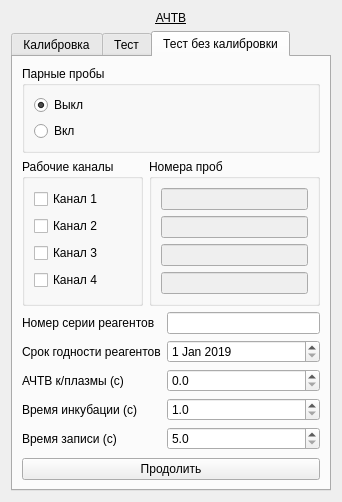
krang4d/Agrekola, file choisedialog/ko2.ui: the form before one commit.
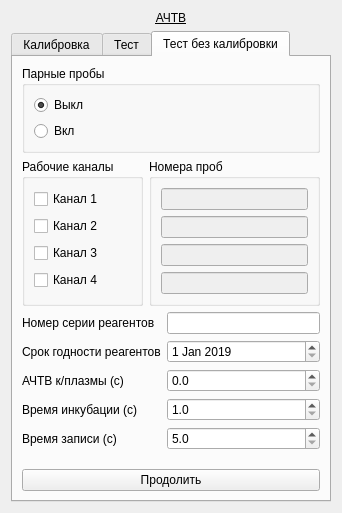
The form after the commit.

```diff
--- a/choisedialog/ko2.ui
+++ b/choisedialog/ko2.ui
@@ -7,7 +7,7 @@
     <x>0</x>
     <y>0</y>
     <width>342</width>
-    <height>461</height>
+    <height>513</height>
    </rect>
   </property>
   <property name="windowTitle">
```
